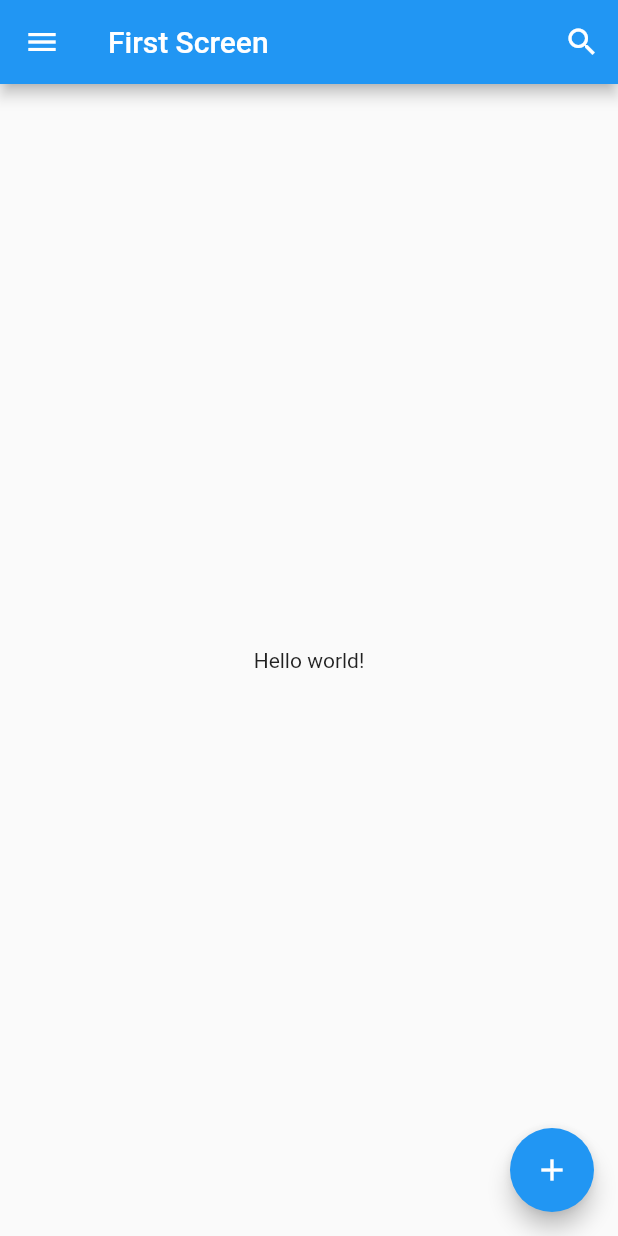
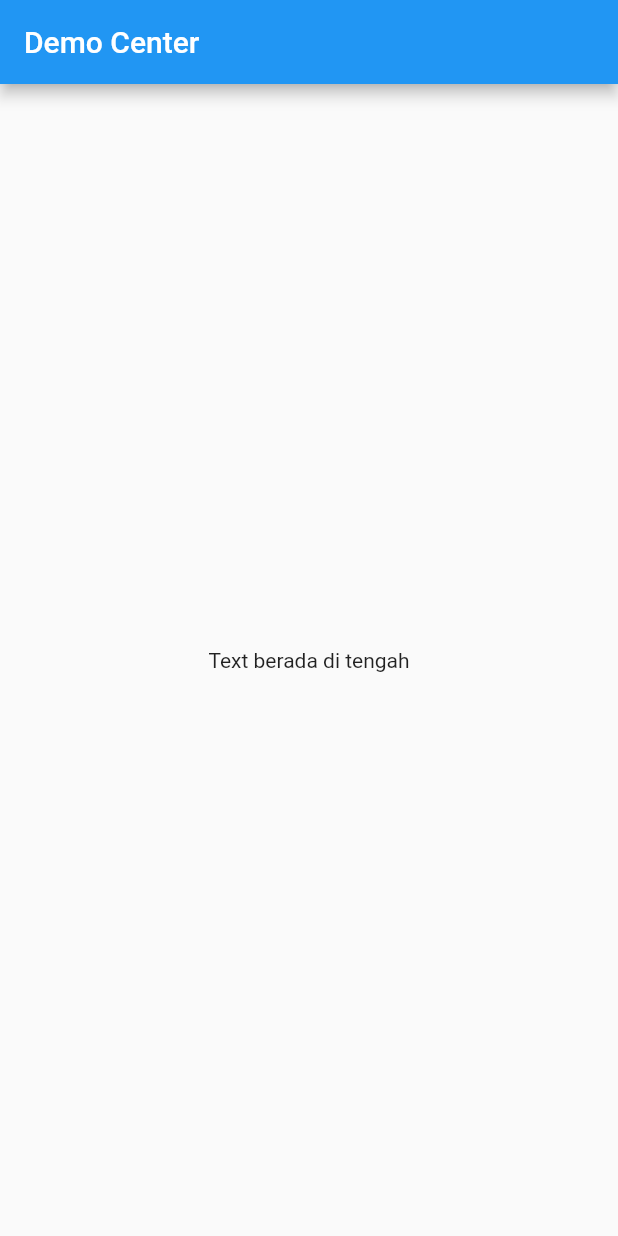
Before and after one commit to farabie/flutter_dcd_tutor, a Flutter app: the screen it shows after launch, after a tap on "07. Center", on a phone screen of 412 x 824 dp. Run offline on Flutter 3.47's test engine with Material 2 defaults, Android fonts, the phone set to English and light mode, and no system bars.

Commit message:
center & Column

```diff
--- a/lib/main.dart
+++ b/lib/main.dart
@@ -1,7 +1,10 @@
 import 'package:flutter/material.dart';
+import 'package:flutter_dcd_tutor/ui/page/center_flut.dart';
+import 'package:flutter_dcd_tutor/ui/page/column_rowflut.dart';
 import 'package:flutter_dcd_tutor/ui/page/container_flut.dart';
 import 'package:flutter_dcd_tutor/ui/page/decoration_container.dart';
 import 'package:flutter_dcd_tutor/ui/page/hello_world.dart';
+import 'package:flutter_dcd_tutor/ui/page/padding_flut.dart';
 import 'package:flutter_dcd_tutor/ui/page/scafoldflut.dart';
 import 'package:flutter_dcd_tutor/ui/page/stateless_statefull_flut.dart';
 import 'package:flutter_dcd_tutor/ui/widget/menu_belajar.dart';
@@ -50,13 +53,13 @@ class HomePage extends StatelessWidget {
                 name: "05. Dekorasi Container",
                 menuBelajar: const DecorationContainerFlut(),
                 name2: "06. Padding",
-                menuBelajar2: const ContainerFlut(),
+                menuBelajar2: const PaddingFlut(),
               ),
               MenuBelajar(
                 name: "07. Center",
-                menuBelajar: const ScafoldFlut(),
+                menuBelajar: const CenterFlut(),
                 name2: "08. Row dan Column",
-                menuBelajar2: const ContainerFlut(),
+                menuBelajar2: const ColumnRowFlut(),
               ),
               MenuBelajar(
                 name: "09. Aplikasi Tempat Wisata",
--- /dev/null
+++ b/lib/ui/page/center_flut.dart
@@ -0,0 +1,20 @@
+import 'package:flutter/material.dart';
+
+class CenterFlut extends StatelessWidget {
+  const CenterFlut({super.key});
+
+  @override
+  Widget build(BuildContext context) {
+    return MaterialApp(
+      debugShowCheckedModeBanner: false,
+      home: Scaffold(
+        appBar: AppBar(
+          title: const Text('Demo Center'),
+        ),
+        body: const Center(
+          child: Text('Text berada di tengah'),
+        ),
+      ),
+    );
+  }
+}
```
Also changed, not shown: lib/ui/page/column_rowflut.dart (added, +93 -0 lines).
